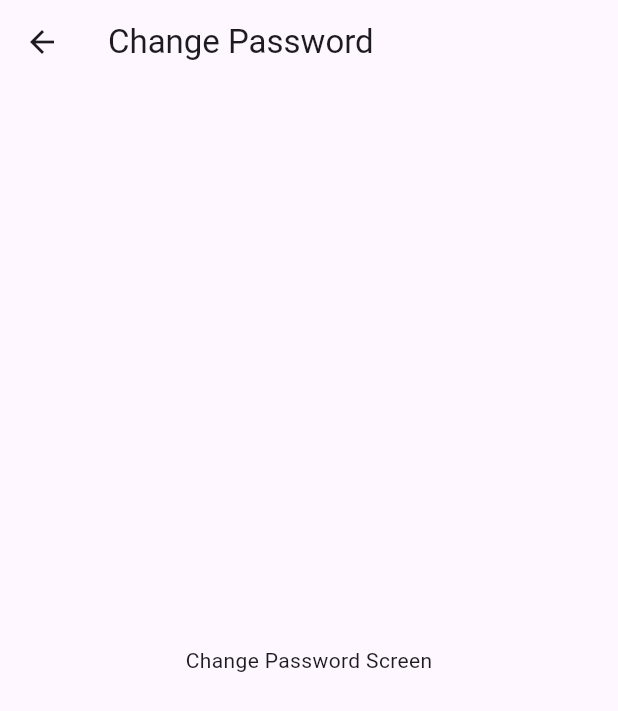
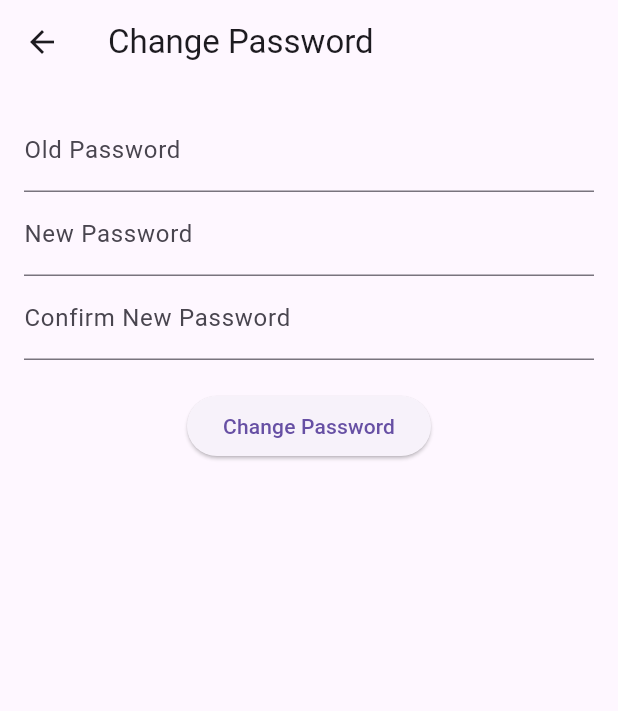
Before and after one commit to Teresiah-cpu/PlpFinal_projectG10, a Flutter app: the ChangePasswordScreen screen opened directly, on a phone screen of 412 x 824 dp. Shown: the top 711 px of the screen. Run offline on Flutter 3.47's test engine with Material 3 defaults, Android fonts, the phone set to English and light mode, and no system bars; our stand-ins replace geocoding, google_fonts, image_picker, location; missing offline and left inert: add_2_calendar.

Commit message:
working on the change password screen and the comment and reviews section on the events page

```diff
--- a/lib/about_us.dart
+++ b/lib/about_us.dart
@@ -120,8 +120,7 @@ class AboutUsPage extends StatelessWidget {
         },
         child: Text('I\'m Hurt - Start Process'),
         style: ElevatedButton.styleFrom(
-          primary: Colors.purple,
-          onPrimary: Colors.white,
+          foregroundColor: Colors.white, backgroundColor: Colors.purple,
           padding: EdgeInsets.symmetric(horizontal: 32.0, vertical: 16.0),
         ),
       ),
--- a/lib/get_involved.dart
+++ b/lib/get_involved.dart
@@ -10,7 +10,7 @@ class GetInvolvedPage extends StatelessWidget {
     return Scaffold(
       appBar: AppBar(
         title: Text('Get Involved'),
-        backgroundColor: Colors.purple,
+        backgroundColor: Colors.white,
       ),
       body: Padding(
         padding: const EdgeInsets.all(16.0),
--- a/lib/join_membership.dart
+++ b/lib/join_membership.dart
@@ -52,7 +52,7 @@ class JoinMembershipPage extends StatelessWidget {
                     // Handle membership sign-up
                   },
                   style: ElevatedButton.styleFrom(
-                    primary: Colors.purple,
+                    backgroundColor: Colors.purple,
                   ),
                   child: Text('Join Now'),
                 ),
--- a/lib/login_page.dart
+++ b/lib/login_page.dart
@@ -103,7 +103,7 @@ class _LoginPageState extends State<LoginPage> {
                   ElevatedButton(
                     onPressed: () => signUserIn(context),
                     style: ElevatedButton.styleFrom(
-                      primary: Color(0xFF6A1B9A), // Purple color
+                      backgroundColor: Color(0xFF6A1B9A), // Purple color
                       padding: EdgeInsets.symmetric(horizontal: 50, vertical: 15),
                       shape: RoundedRectangleBorder(
                         borderRadius: BorderRadius.circular(16),
--- a/lib/myhomepage.dart
+++ b/lib/myhomepage.dart
@@ -190,7 +190,7 @@ class HomeContent extends StatelessWidget {
                         );
                       },
                       style: ElevatedButton.styleFrom(
-                        primary: Colors.purple,
+                        backgroundColor: Colors.purple,
                         padding: EdgeInsets.symmetric(horizontal: 40, vertical: 20),
                         textStyle: TextStyle(fontSize: 16),
                       ),
--- a/lib/privacy.dart
+++ b/lib/privacy.dart
@@ -60,16 +60,92 @@ class PrivacySettings extends StatelessWidget {
   }
 }
 
-// Dummy screens for demonstration purposes
-class ChangePasswordScreen extends StatelessWidget {
+class ChangePasswordScreen extends StatefulWidget {
+  @override
+  _ChangePasswordScreenState createState() => _ChangePasswordScreenState();
+}
+
+class _ChangePasswordScreenState extends State<ChangePasswordScreen> {
+  final _formKey = GlobalKey<FormState>();
+  final _oldPasswordController = TextEditingController();
+  final _newPasswordController = TextEditingController();
+  final _confirmNewPasswordController = TextEditingController();
+
+  void _changePassword() {
+    if (_formKey.currentState!.validate()) {
+      // Perform password change logic
+      ScaffoldMessenger.of(context).showSnackBar(
+        SnackBar(content: Text('Password successfully changed!')),
+      );
+    }
+  }
+
+  @override
+  void dispose() {
+    _oldPasswordController.dispose();
+    _newPasswordController.dispose();
+    _confirmNewPasswordController.dispose();
+    super.dispose();
+  }
+
   @override
   Widget build(BuildContext context) {
     return Scaffold(
       appBar: AppBar(
         title: Text('Change Password'),
       ),
-      body: Center(
-        child: Text('Change Password Screen'),
+      body: Padding(
+        padding: const EdgeInsets.all(16.0),
+        child: Form(
+          key: _formKey,
+          child: Column(
+            crossAxisAlignment: CrossAxisAlignment.start,
+            children: [
+              TextFormField(
+                controller: _oldPasswordController,
+                decoration: InputDecoration(labelText: 'Old Password'),
+                obscureText: true,
+                validator: (value) {
+                  if (value == null || value.isEmpty) {
+                    return 'Please enter your old password';
+                  }
+                  return null;
+                },
+              ),
+              TextFormField(
+                controller: _newPasswordController,
+                decoration: InputDecoration(labelText: 'New Password'),
+                obscureText: true,
+                validator: (value) {
+                  if (value == null || value.isEmpty) {
+                    return 'Please enter your new password';
+                  } else if (value.length < 6) {
+                    return 'Password must be at least 6 characters long';
+                  }
+                  return null;
+                },
+              ),
+              TextFormField(
+                controller: _confirmNewPasswordController,
+                decoration: InputDecoration(labelText: 'Confirm New Password'),
+                obscureText: true,
+                validator: (value) {
+                  if (value != _newPasswordController.text) {
+                    return 'Passwords do not match';
+                  }
+                  return null;
+                },
+              ),
+              SizedBox(height: 20),
+              Center(
+                child: ElevatedButton(
+                  onPressed: _changePassword,
+                  child: Text('Change Password'),
+                ),
+              ),
+            ],
+          ),
+        ),
       ),
     );
   }
--- a/lib/volunteer.dart
+++ b/lib/volunteer.dart
@@ -52,7 +52,7 @@ class VolunteerPage extends StatelessWidget {
                     // Handle volunteer sign-up
                   },
                   style: ElevatedButton.styleFrom(
-                    primary:Colors.purple,
+                    backgroundColor: Colors.purple,
                   ),
                   child: Text('Register to Volunteer'),
                 ),
--- a/pubspec.yaml
+++ b/pubspec.yaml
@@ -31,7 +31,7 @@ dependencies:
   flutter:
     sdk: flutter
   location: ^5.0.0
-  http: ^0.13.3
+  http: ^1.2.1
   geocoding: ^2.0.5
 
 
@@ -42,8 +42,8 @@ dependencies:
 
   # The following adds the Cupertino Icons font to your application.
   # Use with the CupertinoIcons class for iOS style icons.
-  cupertino_icons: ^0.1.3
-  google_fonts: ^3.0.1
+  cupertino_icons: ^1.0.8
+  google_fonts: ^6.2.1
   add_2_calendar: ^2.2.0
 
 dev_dependencies:
```
Also changed, not shown: lib/events.dart (+23 -6 lines), pubspec.lock.
